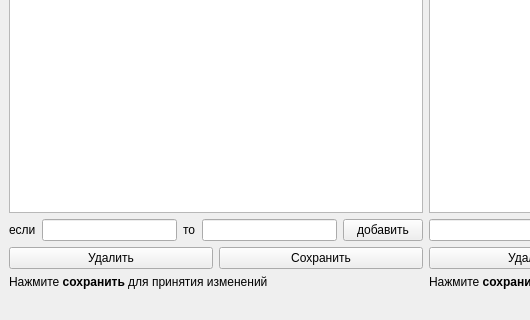
Above: II_lab_2/mainwindow.ui from HereCouldBeName/II before the change; both pictures show x 0 to 530 and y 248 to 568 of the 852 by 568 pixel window. Below: the same form after it.
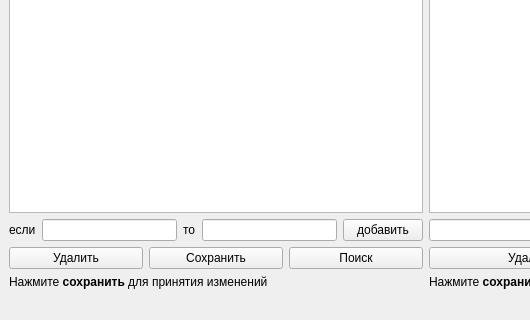
That is the form after the change.

```diff
--- a/II_lab_2/mainwindow.ui
+++ b/II_lab_2/mainwindow.ui
@@ -136,6 +136,13 @@
           </property>
          </widget>
         </item>
+        <item>
+         <widget class="QPushButton" name="pushButton_2">
+          <property name="text">
+           <string>Поиск</string>
+          </property>
+         </widget>
+        </item>
        </layout>
       </item>
       <item row="4" column="1">
```
